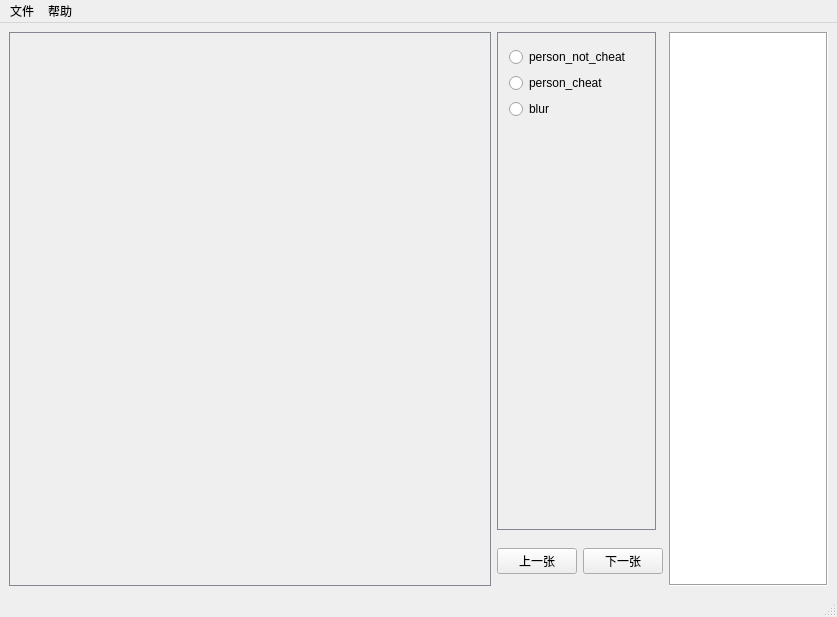
BangwenHe/small_label_util, file main_window.ui: the form before one commit.
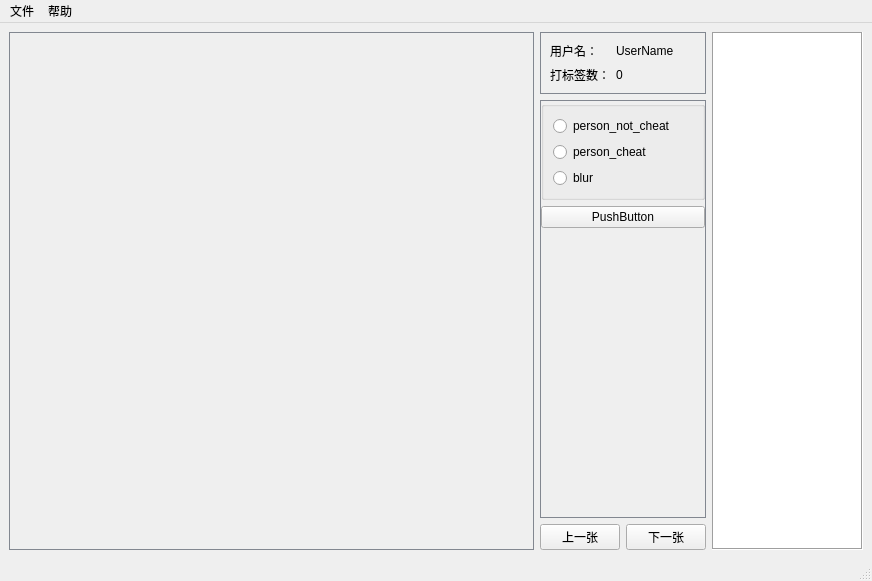
The form after the commit.

Commit message: 添加用户和已标记图片提示框

```diff
--- a/main_window.ui
+++ b/main_window.ui
@@ -6,8 +6,8 @@
    <rect>
     <x>0</x>
     <y>0</y>
-    <width>837</width>
-    <height>617</height>
+    <width>872</width>
+    <height>581</height>
    </rect>
   </property>
   <property name="windowTitle">
@@ -22,8 +22,8 @@
    </property>
    <property name="minimumSize">
     <size>
-     <width>493</width>
-     <height>305</height>
+     <width>872</width>
+     <height>536</height>
     </size>
    </property>
    <property name="maximumSize">
@@ -33,14 +33,20 @@
     </size>
    </property>
    <layout class="QGridLayout" name="gridLayout">
-    <item row="1" column="2">
+    <item row="3" column="3">
      <widget class="QFrame" name="next_prev">
       <property name="sizePolicy">
-       <sizepolicy hsizetype="Preferred" vsizetype="Preferred">
+       <sizepolicy hsizetype="Preferred" vsizetype="Fixed">
         <horstretch>1</horstretch>
-        <verstretch>1</verstretch>
+        <verstretch>0</verstretch>
        </sizepolicy>
       </property>
+      <property name="maximumSize">
+       <size>
+        <width>1920</width>
+        <height>16777215</height>
+       </size>
+      </property>
       <property name="styleSheet">
        <string notr="true"/>
       </property>
@@ -80,42 +86,201 @@
       </layout>
      </widget>
     </item>
-    <item row="0" column="2">
-     <widget class="QGroupBox" name="labels">
+    <item row="1" column="0" rowspan="3" colspan="2">
+     <widget class="QFrame" name="frame">
       <property name="sizePolicy">
        <sizepolicy hsizetype="Preferred" vsizetype="Preferred">
+        <horstretch>2</horstretch>
+        <verstretch>1</verstretch>
+       </sizepolicy>
+      </property>
+      <property name="styleSheet">
+       <string notr="true">QFrame#frame{border:1px solid #828790}</string>
+      </property>
+      <property name="frameShape">
+       <enum>QFrame::StyledPanel</enum>
+      </property>
+      <property name="frameShadow">
+       <enum>QFrame::Raised</enum>
+      </property>
+      <layout class="QHBoxLayout" name="horizontalLayout">
+       <property name="leftMargin">
+        <number>0</number>
+       </property>
+       <property name="topMargin">
+        <number>0</number>
+       </property>
+       <property name="rightMargin">
+        <number>0</number>
+       </property>
+       <property name="bottomMargin">
+        <number>0</number>
+       </property>
+      </layout>
+     </widget>
+    </item>
+    <item row="1" column="3">
+     <widget class="QFrame" name="user">
+      <property name="sizePolicy">
+       <sizepolicy hsizetype="Preferred" vsizetype="Fixed">
         <horstretch>1</horstretch>
-        <verstretch>10</verstretch>
+        <verstretch>0</verstretch>
        </sizepolicy>
       </property>
       <property name="maximumSize">
        <size>
-        <width>159</width>
+        <width>1920</width>
         <height>16777215</height>
        </size>
       </property>
       <property name="styleSheet">
-       <string notr="true">QGroupBox#labels{border:1px solid #828790}</string>
+       <string notr="true">QFrame#user{border:1px solid #828790}</string>
       </property>
-      <layout class="QVBoxLayout" name="label" stretch="0,0,2,0">
-       <item>
-        <widget class="QRadioButton" name="person_not_cheat_radio">
+      <property name="frameShape">
+       <enum>QFrame::StyledPanel</enum>
+      </property>
+      <property name="frameShadow">
+       <enum>QFrame::Raised</enum>
+      </property>
+      <layout class="QGridLayout" name="gridLayout_2">
+       <item row="0" column="0">
+        <widget class="QLabel" name="userlabel">
+         <property name="sizePolicy">
+          <sizepolicy hsizetype="Fixed" vsizetype="Preferred">
+           <horstretch>0</horstretch>
+           <verstretch>0</verstretch>
+          </sizepolicy>
+         </property>
          <property name="text">
-          <string>person_not_cheat</string>
+          <string>用户名：</string>
          </property>
         </widget>
        </item>
-       <item>
-        <widget class="QRadioButton" name="person_cheat_radio">
+       <item row="0" column="1">
+        <widget class="QLabel" name="username_label">
          <property name="text">
-          <string>person_cheat</string>
+          <string>UserName</string>
          </property>
         </widget>
        </item>
+       <item row="1" column="0">
+        <widget class="QLabel" name="count_label">
+         <property name="sizePolicy">
+          <sizepolicy hsizetype="Fixed" vsizetype="Preferred">
+           <horstretch>0</horstretch>
+           <verstretch>0</verstretch>
+          </sizepolicy>
+         </property>
+         <property name="text">
+          <string>打标签数：</string>
+         </property>
+        </widget>
+       </item>
+       <item row="1" column="1">
+        <widget class="QLabel" name="count_number_label">
+         <property name="text">
+          <string>0</string>
+         </property>
+        </widget>
+       </item>
+      </layout>
+     </widget>
+    </item>
+    <item row="1" column="5" rowspan="3">
+     <widget class="QListWidget" name="img_preview_list">
+      <property name="sizePolicy">
+       <sizepolicy hsizetype="Preferred" vsizetype="Preferred">
+        <horstretch>1</horstretch>
+        <verstretch>1</verstretch>
+       </sizepolicy>
+      </property>
+      <property name="minimumSize">
+       <size>
+        <width>151</width>
+        <height>0</height>
+       </size>
+      </property>
+      <property name="maximumSize">
+       <size>
+        <width>151</width>
+        <height>16777215</height>
+       </size>
+      </property>
+      <property name="styleSheet">
+       <string notr="true"/>
+      </property>
+      <property name="frameShape">
+       <enum>QFrame::Box</enum>
+      </property>
+     </widget>
+    </item>
+    <item row="2" column="3">
+     <widget class="QFrame" name="labels">
+      <property name="sizePolicy">
+       <sizepolicy hsizetype="Preferred" vsizetype="Preferred">
+        <horstretch>1</horstretch>
+        <verstretch>1</verstretch>
+       </sizepolicy>
+      </property>
+      <property name="minimumSize">
+       <size>
+        <width>151</width>
+        <height>0</height>
+       </size>
+      </property>
+      <property name="maximumSize">
+       <size>
+        <width>1920</width>
+        <height>16777215</height>
+       </size>
+      </property>
+      <property name="styleSheet">
+       <string notr="true">QFrame#labels{border:1px solid #828790}</string>
+      </property>
+      <layout class="QVBoxLayout" name="verticalLayout" stretch="0,0,0">
+       <property name="leftMargin">
+        <number>0</number>
+       </property>
+       <property name="topMargin">
+        <number>0</number>
+       </property>
+       <property name="rightMargin">
+        <number>0</number>
+       </property>
+       <property name="bottomMargin">
+        <number>0</number>
+       </property>
        <item>
-        <widget class="QRadioButton" name="blur_radio">
+        <widget class="QGroupBox" name="all_label">
+         <layout class="QVBoxLayout" name="verticalLayout_2">
+          <item>
+           <widget class="QRadioButton" name="person_not_cheat_radio">
+            <property name="text">
+             <string>person_not_cheat</string>
+            </property>
+           </widget>
+          </item>
+          <item>
+           <widget class="QRadioButton" name="person_cheat_radio">
+            <property name="text">
+             <string>person_cheat</string>
+            </property>
+           </widget>
+          </item>
+          <item>
+           <widget class="QRadioButton" name="blur_radio">
+            <property name="text">
+             <string>blur</string>
+            </property>
+           </widget>
+          </item>
+         </layout>
+        </widget>
+       </item>
+       <item>
+        <widget class="QPushButton" name="pushButton">
          <property name="text">
-          <string>blur</string>
+          <string>PushButton</string>
          </property>
         </widget>
        </item>
@@ -135,77 +300,6 @@
       </layout>
      </widget>
     </item>
-    <item row="0" column="0" rowspan="2">
-     <widget class="QFrame" name="frame">
-      <property name="sizePolicy">
-       <sizepolicy hsizetype="Preferred" vsizetype="Preferred">
-        <horstretch>2</horstretch>
-        <verstretch>1</verstretch>
-       </sizepolicy>
-      </property>
-      <property name="styleSheet">
-       <string notr="true">QFrame#frame{border:1px solid #828790}</string>
-      </property>
-      <property name="frameShape">
-       <enum>QFrame::StyledPanel</enum>
-      </property>
-      <property name="frameShadow">
-       <enum>QFrame::Raised</enum>
-      </property>
-      <layout class="QHBoxLayout" name="horizontalLayout">
-       <property name="leftMargin">
-        <number>0</number>
-       </property>
-       <property name="topMargin">
-        <number>0</number>
-       </property>
-       <property name="rightMargin">
-        <number>0</number>
-       </property>
-       <property name="bottomMargin">
-        <number>0</number>
-       </property>
-       <item>
-        <widget class="QWidget" name="photo" native="true">
-         <property name="enabled">
-          <bool>true</bool>
-         </property>
-         <property name="sizePolicy">
-          <sizepolicy hsizetype="Preferred" vsizetype="Preferred">
-           <horstretch>1</horstretch>
-           <verstretch>1</verstretch>
-          </sizepolicy>
-         </property>
-         <property name="tabletTracking">
-          <bool>false</bool>
-         </property>
-        </widget>
-       </item>
-      </layout>
-     </widget>
-    </item>
-    <item row="0" column="3" rowspan="2">
-     <widget class="QListWidget" name="img_preview_list">
-      <property name="sizePolicy">
-       <sizepolicy hsizetype="Preferred" vsizetype="Preferred">
-        <horstretch>1</horstretch>
-        <verstretch>1</verstretch>
-       </sizepolicy>
-      </property>
-      <property name="maximumSize">
-       <size>
-        <width>159</width>
-        <height>16777215</height>
-       </size>
-      </property>
-      <property name="styleSheet">
-       <string notr="true"/>
-      </property>
-      <property name="frameShape">
-       <enum>QFrame::Box</enum>
-      </property>
-     </widget>
-    </item>
    </layout>
   </widget>
   <widget class="QMenuBar" name="menubar">
@@ -213,7 +307,7 @@
     <rect>
      <x>0</x>
      <y>0</y>
-     <width>837</width>
+     <width>872</width>
      <height>23</height>
     </rect>
    </property>
```
Left out of the diff: 3 changed lines with no effect on the pictures.
